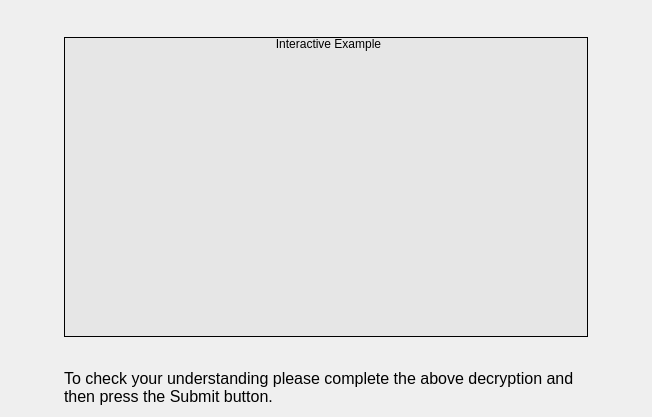
Above: MarketSimulation/instructionscreentest3.ui from dwattttt/marketsim before the change. Below: the same form after it.
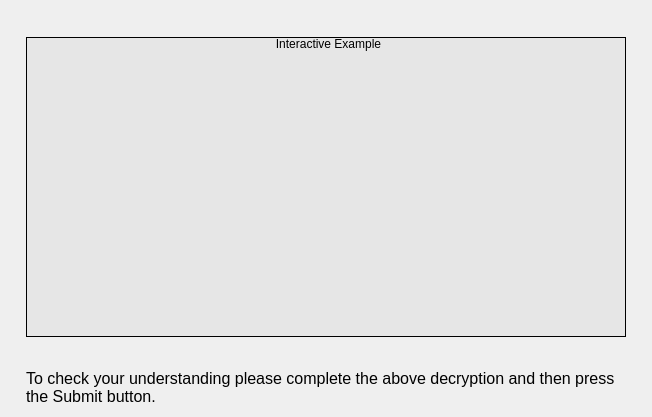
That is the form after the change.

Commit message:
Changed layout of DecryptionWindow
Looks better at a non widescreen res

The edit to the form file:
```diff
--- a/MarketSimulation/instructionscreentest3.ui
+++ b/MarketSimulation/instructionscreentest3.ui
@@ -49,7 +49,7 @@
       <widget class="QGroupBox" name="groupBox">
        <property name="minimumSize">
         <size>
-         <width>0</width>
+         <width>600</width>
          <height>300</height>
         </size>
        </property>
```
The commit also changes 1 other file.
